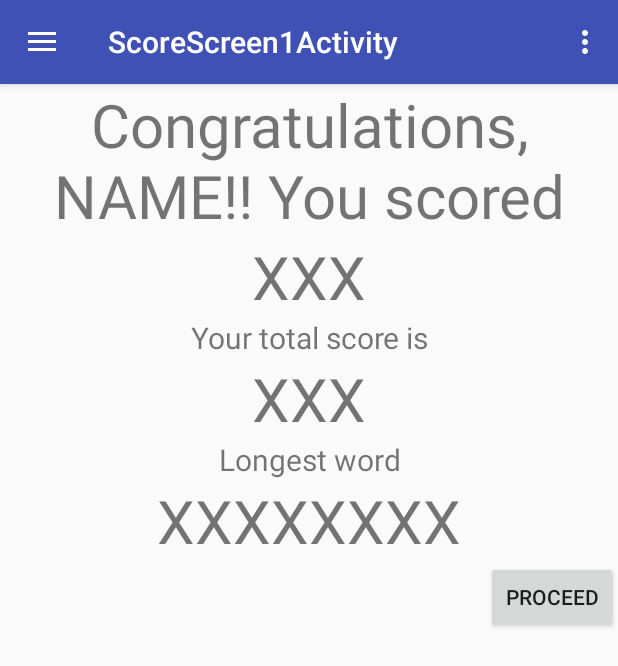
After one commit to seamus91g/WordFox, an Android app: the ScoreScreen1Activity screen opened directly, with no data from a screen before it, on a phone screen of 412 x 824 dp. The commit adds this screen. Shown: the top 666 px of the screen. Run offline under Robolectric (Android 15) with nearby library versions, the phone set to English and light mode, and no system bars.

Commit message:
Des. Added a landing screen for the end of each round that will display the current and total score.

```diff
--- a/app/src/main/AndroidManifest.xml
+++ b/app/src/main/AndroidManifest.xml
@@ -22,6 +22,10 @@
         <activity
             android:name=".GameActivity"
             android:label="@string/title_activity_game"
+            android:theme="@style/AppTheme.NoActionBar" />
+        <activity
+            android:name=".ScoreScreen1Activity"
+            android:label="@string/title_activity_score_screen1"
             android:theme="@style/AppTheme.NoActionBar"></activity>
     </application>
 
--- a/app/src/main/java/com/example/seamus/wordfox/GameActivity.java
+++ b/app/src/main/java/com/example/seamus/wordfox/GameActivity.java
@@ -1,26 +1,24 @@
 package com.example.seamus.wordfox;
 
+import android.content.Intent;
+import android.content.SharedPreferences;
 import android.os.Bundle;
 import android.os.CountDownTimer;
-import android.os.Handler;
-import android.support.design.widget.FloatingActionButton;
-import android.support.design.widget.Snackbar;
-import android.util.Log;
-import android.view.MotionEvent;
-import android.view.View;
+import android.preference.PreferenceManager;
 import android.support.design.widget.NavigationView;
 import android.support.v4.view.GravityCompat;
 import android.support.v4.widget.DrawerLayout;
 import android.support.v7.app.ActionBarDrawerToggle;
 import android.support.v7.app.AppCompatActivity;
 import android.support.v7.widget.Toolbar;
+import android.util.Log;
 import android.view.Menu;
 import android.view.MenuItem;
+import android.view.View;
 import android.widget.TextView;
 
 import java.util.ArrayList;
 import java.util.Collections;
-import java.util.Random;
 
 import static java.util.Collections.shuffle;
 
@@ -66,6 +64,7 @@ public class GameActivity extends AppCompatActivity
                     case 1:
                         TextView box5 = (TextView) findViewById(R.id.timeblock5);
                         box5.setBackgroundColor(0);
+                        startScoreScreenAct(findViewById(R.id.timeblock5));
                         break;
                 }
 
@@ -78,16 +77,6 @@ public class GameActivity extends AppCompatActivity
 //                mTextField.setText("0");
             }
         }.start();
-
-
-
-
-
-
-
-
-
-
 
 
 
@@ -118,6 +107,13 @@ public class GameActivity extends AppCompatActivity
 
         NavigationView navigationView = (NavigationView) findViewById(R.id.nav_view);
         navigationView.setNavigationItemSelectedListener(this);
+    }
+
+    public void startScoreScreenAct(View v){
+
+        Intent ScoreScreen1Intent = new Intent(this, ScoreScreen1Activity.class);
+        startActivity(ScoreScreen1Intent);
+        return;
     }
 
     public boolean writeToGuessGrid(ArrayList<String> givenLetters) {
@@ -169,6 +165,16 @@ public class GameActivity extends AppCompatActivity
             String currentStrLenSTR = Integer.toString(currentStrLen);
             TextView lengthLongestTV = (TextView) findViewById(R.id.lengthLongestAttempt);
             lengthLongestTV.setText(currentStrLenSTR);
+
+
+
+            SharedPreferences preferences = PreferenceManager.getDefaultSharedPreferences(this);
+            SharedPreferences.Editor editor = preferences.edit();
+            editor.putString("score",currentStrLenSTR);
+            editor.apply();
+
+
+
         } else {
             //provide the same feedback as if the user has enterred an incorrect word (one that isn't in the dictionary)
             // buzz vibrate and blink the screen or something
--- /dev/null
+++ b/app/src/main/java/com/example/seamus/wordfox/ScoreScreen1Activity.java
@@ -0,0 +1,120 @@
+package com.example.seamus.wordfox;
+
+import android.content.Intent;
+import android.content.SharedPreferences;
+import android.os.Bundle;
+import android.preference.PreferenceManager;
+import android.support.design.widget.NavigationView;
+import android.support.v4.view.GravityCompat;
+import android.support.v4.widget.DrawerLayout;
+import android.support.v7.app.ActionBarDrawerToggle;
+import android.support.v7.app.AppCompatActivity;
+import android.support.v7.widget.Toolbar;
+import android.view.Menu;
+import android.view.MenuItem;
+import android.widget.TextView;
+
+public class ScoreScreen1Activity extends AppCompatActivity
+        implements NavigationView.OnNavigationItemSelectedListener {
+
+    @Override
+    protected void onCreate(Bundle savedInstanceState) {
+        super.onCreate(savedInstanceState);
+        setContentView(R.layout.activity_score_screen1);
+        Toolbar toolbar = (Toolbar) findViewById(R.id.toolbar);
+        setSupportActionBar(toolbar);
+
+        DrawerLayout drawer = (DrawerLayout) findViewById(R.id.drawer_layout);
+        ActionBarDrawerToggle toggle = new ActionBarDrawerToggle(
+                this, drawer, toolbar, R.string.navigation_drawer_open, R.string.navigation_drawer_close);
+        drawer.setDrawerListener(toggle);
+        toggle.syncState();
+
+        NavigationView navigationView = (NavigationView) findViewById(R.id.nav_view);
+        navigationView.setNavigationItemSelectedListener(this);
+
+
+
+
+
+
+
+        SharedPreferences preferences = PreferenceManager.getDefaultSharedPreferences(this);
+        String name = preferences.getString("score", "");
+        if(!name.equalsIgnoreCase(""))
+        {
+            TextView scoreScoreScreenTextView = (TextView) findViewById(R.id.scoreScoreScreenTV);
+            scoreScoreScreenTextView.setText(name);
+        }
+
+
+
+
+//        TextView longestAttemptTV = (TextView) findViewById(lengthLongestAttempt);
+//        String lengthString = (String) longestAttemptTV.getText();
+////        int length = Integer.parseInt(lengthString);
+//
+//        TextView scoreScoreScreenTextView = (TextView) findViewById(R.id.scoreScoreScreenTV);
+//        scoreScoreScreenTextView.setText(lengthString);
+    }
+
+    @Override
+    public void onBackPressed() {
+        DrawerLayout drawer = (DrawerLayout) findViewById(R.id.drawer_layout);
+        if (drawer.isDrawerOpen(GravityCompat.START)) {
+            drawer.closeDrawer(GravityCompat.START);
+        } else {
+//            super.onBackPressed();
+
+            Intent mainIntent = new Intent(this, MainActivity.class);
+            startActivity(mainIntent);
+        }
+    }
+
+    @Override
+    public boolean onCreateOptionsMenu(Menu menu) {
+        // Inflate the menu; this adds items to the action bar if it is present.
+        getMenuInflater().inflate(R.menu.score_screen1, menu);
+        return true;
+    }
+
+    @Override
+    public boolean onOptionsItemSelected(MenuItem item) {
+        // Handle action bar item clicks here. The action bar will
+        // automatically handle clicks on the Home/Up button, so long
+        // as you specify a parent activity in AndroidManifest.xml.
+        int id = item.getItemId();
+
+        //noinspection SimplifiableIfStatement
+        if (id == R.id.action_settings) {
+            return true;
+        }
+
+        return super.onOptionsItemSelected(item);
+    }
+
+    @SuppressWarnings("StatementWithEmptyBody")
+    @Override
+    public boolean onNavigationItemSelected(MenuItem item) {
+        // Handle navigation view item clicks here.
+        int id = item.getItemId();
+
+        if (id == R.id.nav_camera) {
+            // Handle the camera action
+        } else if (id == R.id.nav_gallery) {
+
+        } else if (id == R.id.nav_slideshow) {
+
+        } else if (id == R.id.nav_manage) {
+
+        } else if (id == R.id.nav_share) {
+
+        } else if (id == R.id.nav_send) {
+
+        }
+
+        DrawerLayout drawer = (DrawerLayout) findViewById(R.id.drawer_layout);
+        drawer.closeDrawer(GravityCompat.START);
+        return true;
+    }
+}
--- /dev/null
+++ b/app/src/main/res/layout/activity_score_screen1.xml
@@ -0,0 +1,25 @@
+<?xml version="1.0" encoding="utf-8"?>
+<android.support.v4.widget.DrawerLayout xmlns:android="http://schemas.android.com/apk/res/android"
+    xmlns:app="http://schemas.android.com/apk/res-auto"
+    xmlns:tools="http://schemas.android.com/tools"
+    android:id="@+id/drawer_layout"
+    android:layout_width="match_parent"
+    android:layout_height="match_parent"
+    android:fitsSystemWindows="true"
+    tools:openDrawer="start">
+
+    <include
+        layout="@layout/app_bar_score_screen1"
+        android:layout_width="match_parent"
+        android:layout_height="match_parent" />
+
+    <android.support.design.widget.NavigationView
+        android:id="@+id/nav_view"
+        android:layout_width="wrap_content"
+        android:layout_height="match_parent"
+        android:layout_gravity="start"
+        android:fitsSystemWindows="true"
+        app:headerLayout="@layout/nav_header_score_screen1"
+        app:menu="@menu/activity_score_screen1_drawer" />
+
+</android.support.v4.widget.DrawerLayout>
--- /dev/null
+++ b/app/src/main/res/layout/app_bar_score_screen1.xml
@@ -0,0 +1,25 @@
+<?xml version="1.0" encoding="utf-8"?>
+<android.support.design.widget.CoordinatorLayout xmlns:android="http://schemas.android.com/apk/res/android"
+    xmlns:app="http://schemas.android.com/apk/res-auto"
+    xmlns:tools="http://schemas.android.com/tools"
+    android:layout_width="match_parent"
+    android:layout_height="match_parent"
+    tools:context="com.example.seamus.wordfox.ScoreScreen1Activity">
+
+    <android.support.design.widget.AppBarLayout
+        android:layout_width="match_parent"
+        android:layout_height="wrap_content"
+        android:theme="@style/AppTheme.AppBarOverlay">
+
+        <android.support.v7.widget.Toolbar
+            android:id="@+id/toolbar"
+            android:layout_width="match_parent"
+            android:layout_height="?attr/actionBarSize"
+            android:background="?attr/colorPrimary"
+            app:popupTheme="@style/AppTheme.PopupOverlay" />
+
+    </android.support.design.widget.AppBarLayout>
+
+    <include layout="@layout/content_score_screen1" />
+
+</android.support.design.widget.CoordinatorLayout>
--- a/app/src/main/res/layout/content_game.xml
+++ b/app/src/main/res/layout/content_game.xml
@@ -30,6 +30,8 @@ tools:showIn="@layout/app_bar_game">
         android:text=""
         android:textSize="25sp"
         app:layout_constraintTop_toBottomOf="@+id/givenLettersGameScreen"
+        app:layout_constraintLeft_toLeftOf="parent"
+        app:layout_constraintRight_toRightOf="parent"
         tools:layout_editor_absoluteX="8dp" />
 
     <LinearLayout
@@ -38,6 +40,8 @@ tools:showIn="@layout/app_bar_game">
         android:layout_height="wrap_content"
         android:orientation="horizontal"
         app:layout_constraintTop_toBottomOf="@+id/currentAttempt"
+        app:layout_constraintLeft_toLeftOf="parent"
+        app:layout_constraintRight_toRightOf="parent"
         tools:layout_editor_absoluteX="8dp">
 
 
@@ -220,7 +224,8 @@ tools:showIn="@layout/app_bar_game">
         android:layout_width="368dp"
         android:layout_height="wrap_content"
         android:gravity="center"
-
+        app:layout_constraintLeft_toLeftOf="parent"
+        app:layout_constraintRight_toRightOf="parent"
         app:layout_constraintTop_toBottomOf="@+id/guessGrid"
         tools:layout_editor_absoluteX="8dp">
 
@@ -257,6 +262,8 @@ tools:showIn="@layout/app_bar_game">
         android:orientation="horizontal"
         android:paddingStart="30dp"
         app:layout_constraintTop_toBottomOf="@+id/gameButtons"
+        app:layout_constraintLeft_toLeftOf="parent"
+        app:layout_constraintRight_toRightOf="parent"
         tools:layout_editor_absoluteX="8dp">
 
         <TextView
--- /dev/null
+++ b/app/src/main/res/layout/content_score_screen1.xml
@@ -0,0 +1,98 @@
+<?xml version="1.0" encoding="utf-8"?>
+<android.support.constraint.ConstraintLayout xmlns:android="http://schemas.android.com/apk/res/android"
+    xmlns:app="http://schemas.android.com/apk/res-auto"
+    xmlns:tools="http://schemas.android.com/tools"
+    android:layout_width="match_parent"
+    android:layout_height="match_parent"
+    app:layout_behavior="@string/appbar_scrolling_view_behavior"
+    tools:context="com.example.seamus.wordfox.ScoreScreen1Activity"
+    tools:showIn="@layout/app_bar_score_screen1">
+
+    <LinearLayout
+        android:layout_width="0dp"
+        android:layout_height="495dp"
+        android:orientation="vertical"
+        app:layout_constraintLeft_toLeftOf="parent"
+        app:layout_constraintRight_toRightOf="parent"
+        app:layout_constraintTop_toTopOf="parent"
+        tools:layout_editor_absoluteX="191dp"
+        tools:layout_editor_absoluteY="0dp">
+
+        <TextView
+            android:id="@+id/scoreScreenGreetingTV"
+            android:layout_width="wrap_content"
+            android:layout_height="wrap_content"
+            android:layout_gravity="center_horizontal"
+            android:gravity="center_horizontal"
+            android:text="Congratulations, NAME!! You scored"
+            android:textSize="40sp"
+            tools:layout_editor_absoluteX="0dp"
+            tools:layout_editor_absoluteY="0dp" />
+
+        <TextView
+            android:id="@+id/scoreScoreScreenTV"
+            android:layout_width="wrap_content"
+            android:layout_height="wrap_content"
+            android:layout_gravity="center_horizontal"
+            android:gravity="center_horizontal"
+            android:text="XXX"
+            android:textSize="40sp"
+            tools:layout_editor_absoluteX="0dp"
+            tools:layout_editor_absoluteY="0dp" />
+
+        <TextView
+            android:id="@+id/scoreScreen1TV"
+            android:layout_width="wrap_content"
+            android:layout_height="wrap_content"
+            android:layout_gravity="center_horizontal"
+            android:gravity="center_horizontal"
+            android:text="Your total score is"
+            android:textSize="20sp"
+            tools:layout_editor_absoluteX="0dp"
+            tools:layout_editor_absoluteY="0dp" />
+
+        <TextView
+            android:id="@+id/totalScoreScoreScreenTV"
+            android:layout_width="wrap_content"
+            android:layout_height="wrap_content"
+            android:layout_gravity="center_horizontal"
+            android:gravity="center_horizontal"
+            android:text="XXX"
+            android:textSize="40sp"
+            tools:layout_editor_absoluteX="0dp"
+            tools:layout_editor_absoluteY="0dp" />
+
+        <TextView
+            android:id="@+id/scoreScreen2TV"
+            android:layout_width="wrap_content"
+            android:layout_height="wrap_content"
+            android:layout_gravity="center_horizontal"
+            android:gravity="center_horizontal"
+            android:text="Longest word"
+            android:textSize="20sp"
+            tools:layout_editor_absoluteX="0dp"
+            tools:layout_editor_absoluteY="0dp" />
+
+        <TextView
+            android:id="@+id/longestWordScoreScreenTV"
+            android:layout_width="wrap_content"
+            android:layout_height="wrap_content"
+            android:layout_gravity="center_horizontal"
+            android:gravity="center_horizontal"
+            android:text="XXXXXXXX"
+            android:textSize="40sp"
+            tools:layout_editor_absoluteX="0dp"
+            tools:layout_editor_absoluteY="0dp" />
+
+        <Button
+            android:layout_width="wrap_content"
+            android:layout_height="wrap_content"
+            android:layout_gravity="right"
+            android:text="PROCEED"
+            tools:layout_editor_absoluteX="0dp"
+            tools:layout_editor_absoluteY="0dp" />
+
+
+    </LinearLayout>
+
+</android.support.constraint.ConstraintLayout>
--- /dev/null
+++ b/app/src/main/res/layout/nav_header_score_screen1.xml
@@ -0,0 +1,35 @@
+<?xml version="1.0" encoding="utf-8"?>
+<LinearLayout xmlns:android="http://schemas.android.com/apk/res/android"
+    xmlns:app="http://schemas.android.com/apk/res-auto"
+    android:layout_width="match_parent"
+    android:layout_height="@dimen/nav_header_height"
+    android:background="@drawable/side_nav_bar"
+    android:gravity="bottom"
+    android:orientation="vertical"
+    android:paddingBottom="@dimen/activity_vertical_margin"
+    android:paddingLeft="@dimen/activity_horizontal_margin"
+    android:paddingRight="@dimen/activity_horizontal_margin"
+    android:paddingTop="@dimen/activity_vertical_margin"
+    android:theme="@style/ThemeOverlay.AppCompat.Dark">
+
+    <ImageView
+        android:id="@+id/imageView"
+        android:layout_width="wrap_content"
+        android:layout_height="wrap_content"
+        android:paddingTop="@dimen/nav_header_vertical_spacing"
+        app:srcCompat="@android:drawable/sym_def_app_icon" />
+
+    <TextView
+        android:layout_width="match_parent"
+        android:layout_height="wrap_content"
+        android:paddingTop="@dimen/nav_header_vertical_spacing"
+        android:text="Android Studio"
+        android:textAppearance="@style/TextAppearance.AppCompat.Body1" />
+
+    <TextView
+        android:id="@+id/textView"
+        android:layout_width="wrap_content"
+        android:layout_height="wrap_content"
+        android:text="android.studio@android.com" />
+
+</LinearLayout>
--- /dev/null
+++ b/app/src/main/res/menu/activity_score_screen1_drawer.xml
@@ -0,0 +1,36 @@
+<?xml version="1.0" encoding="utf-8"?>
+<menu xmlns:android="http://schemas.android.com/apk/res/android">
+
+    <group android:checkableBehavior="single">
+        <item
+            android:id="@+id/nav_camera"
+            android:icon="@drawable/ic_menu_camera"
+            android:title="Import" />
+        <item
+            android:id="@+id/nav_gallery"
+            android:icon="@drawable/ic_menu_gallery"
+            android:title="Gallery" />
+        <item
+            android:id="@+id/nav_slideshow"
+            android:icon="@drawable/ic_menu_slideshow"
+            android:title="Slideshow" />
+        <item
+            android:id="@+id/nav_manage"
+            android:icon="@drawable/ic_menu_manage"
+            android:title="Tools" />
+    </group>
+
+    <item android:title="Communicate">
+        <menu>
+            <item
+                android:id="@+id/nav_share"
+                android:icon="@drawable/ic_menu_share"
+                android:title="Share" />
+            <item
+                android:id="@+id/nav_send"
+                android:icon="@drawable/ic_menu_send"
+                android:title="Send" />
+        </menu>
+    </item>
+
+</menu>
--- /dev/null
+++ b/app/src/main/res/menu/score_screen1.xml
@@ -0,0 +1,9 @@
+<?xml version="1.0" encoding="utf-8"?>
+<menu xmlns:android="http://schemas.android.com/apk/res/android"
+    xmlns:app="http://schemas.android.com/apk/res-auto">
+    <item
+        android:id="@+id/action_settings"
+        android:orderInCategory="100"
+        android:title="@string/action_settings"
+        app:showAsAction="never" />
+</menu>
--- a/app/src/main/res/values/strings.xml
+++ b/app/src/main/res/values/strings.xml
@@ -11,4 +11,5 @@
     <string name="shuffle">SHUFFLE</string>
     <string name="Users_best_guess">Your Guess</string>
     <string name="word_length">Word Length</string>
+    <string name="title_activity_score_screen1">ScoreScreen1Activity</string>
 </resources>
```
Also changed, not shown: app/src/main/java/com/example/seamus/wordfox/MainActivity.java (+1 -12 lines).
